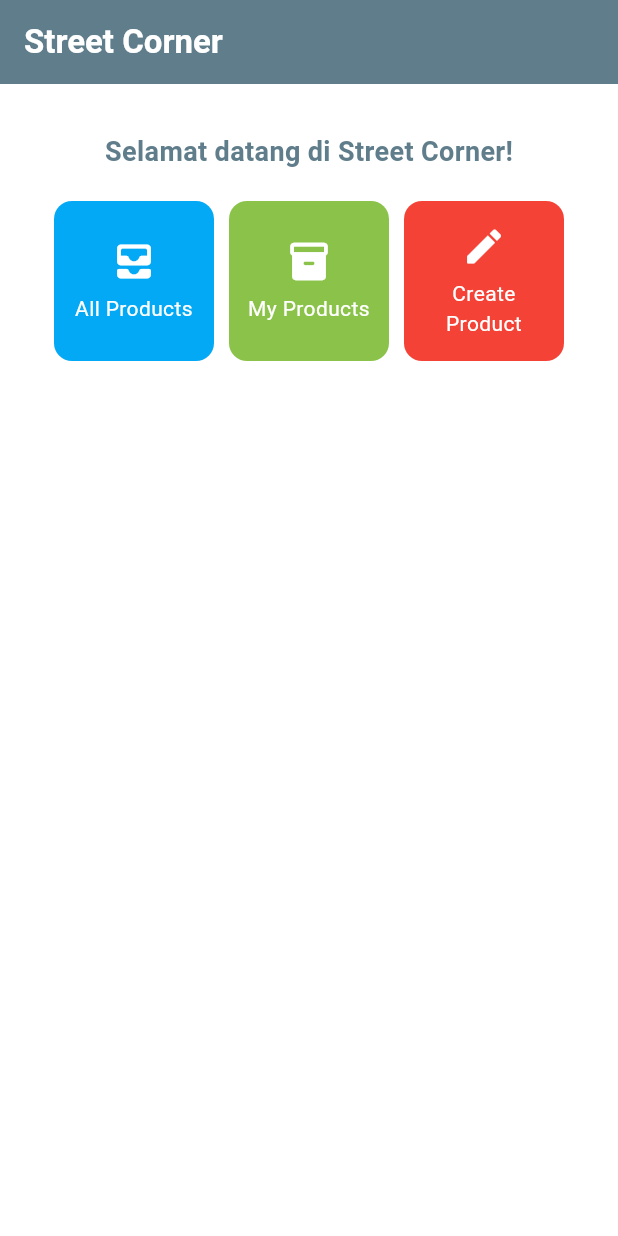
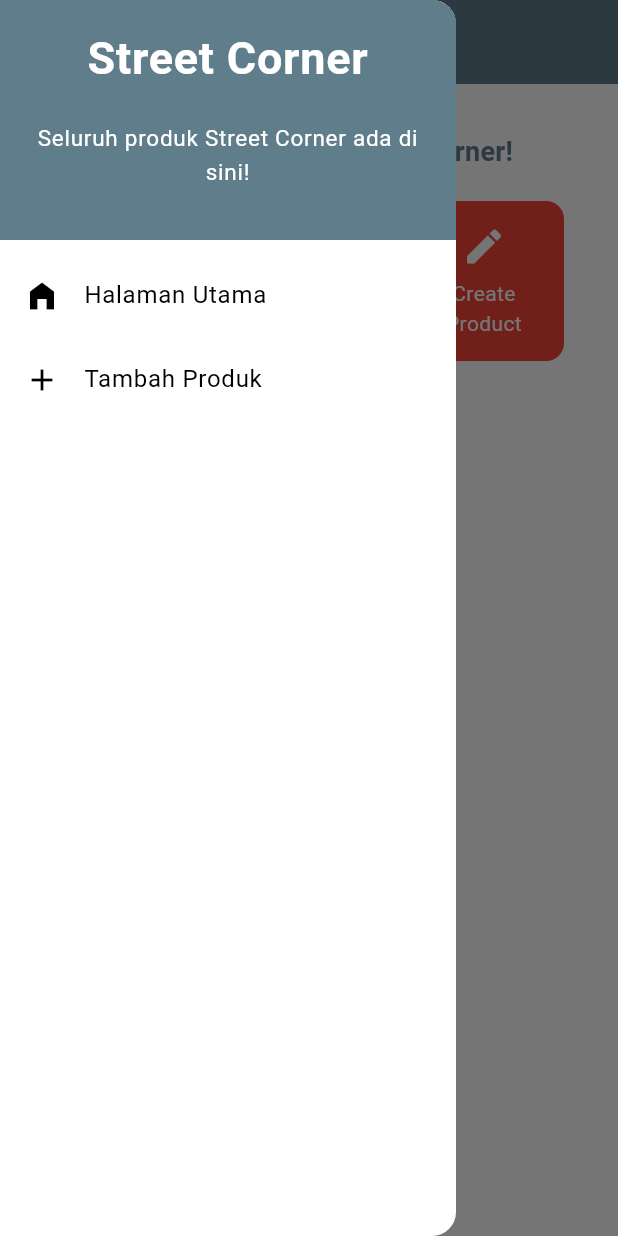
Before and after one commit to nadinananda/street-corner-mobile, a Flutter app: the screen it shows after launch, with the side drawer open (before the commit the screen has no drawer), on a phone screen of 412 x 824 dp. Run offline on Flutter 3.47's test engine with Material 3 defaults, Android fonts, the phone set to English and light mode, and no system bars.

Commit message:
Complete Tugas 8

```diff
--- a/lib/main.dart
+++ b/lib/main.dart
@@ -1,5 +1,5 @@
 import 'package:flutter/material.dart';
-import 'package:street_corner/menu.dart';
+import 'package:street_corner/screens/menu.dart';
 
 void main() {
   runApp(const MyApp());
@@ -29,7 +29,7 @@
         //
         // This works for code too, not just values: Most code changes can be
         // tested with just a hot reload.
-        colorScheme: ColorScheme.fromSwatch(primarySwatch: Colors.blueGrey).copyWith(secondary: Colors.pink[100]),
+        colorScheme: ColorScheme.fromSwatch(primarySwatch: Colors.blueGrey).copyWith(secondary: Colors.blueGrey[100]),
       ),
       home: MyHomePage(),
     );
--- a/lib/menu.dart
+++ b/lib/screens/menu.dart
@@ -1,4 +1,7 @@
 import 'package:flutter/material.dart';
+import 'package:street_corner/widgets/left_drawer.dart';
+import 'package:street_corner/widgets/product_card.dart';
+import 'package:street_corner/screens/productlist_form.dart';
 
 class MyHomePage extends StatelessWidget {
   MyHomePage({super.key});
@@ -20,7 +23,7 @@
         ),
         backgroundColor: Theme.of(context).colorScheme.primary,
       ),
-
+      drawer: LeftDrawer(),
       // Body
       body: Padding(
         padding: const EdgeInsets.all(16.0),
@@ -71,47 +74,3 @@
 
   ItemHomepage(this.name, this.icon, this.color);
 }
-
-class ItemCard extends StatelessWidget {
-  final ItemHomepage item;
-
-  const ItemCard(this.item, {super.key});
-
-  @override
-  Widget build(BuildContext context) {
-    return Material(
-      color: item.color,
-      borderRadius: BorderRadius.circular(12),
-
-      child: InkWell(
-        onTap: () {
-          ScaffoldMessenger.of(context)
-            ..hideCurrentSnackBar()
-            ..showSnackBar(
-              SnackBar(
-                content: Text("Kamu telah menekan tombol ${item.name}!"),
-              ),
-            );
-        },
-        // Container penyimpan icon dan text
-        child: Container(
-          padding: const EdgeInsets.all(8.0),
-          child: Center(
-            child: Column(
-              mainAxisAlignment: MainAxisAlignment.center,
-              children: [
-                Icon(item.icon, color: Colors.white, size: 30.0),
-                const Padding(padding: EdgeInsets.all(3)),
-                Text(
-                  item.name,
-                  textAlign: TextAlign.center,
-                  style: const TextStyle(color: Colors.white),
-                ),
-              ],
-            ),
-          ),
-        ),
-      ),
-    );
-  }
-}
--- /dev/null
+++ b/lib/widgets/left_drawer.dart
@@ -0,0 +1,65 @@
+import 'package:flutter/material.dart';
+import 'package:street_corner/screens/menu.dart';
+import 'package:street_corner/screens/productlist_form.dart';
+
+class LeftDrawer extends StatelessWidget {
+  const LeftDrawer({super.key});
+
+  @override
+  Widget build(BuildContext context) {
+    return Drawer(
+      child: ListView(
+        children: [
+          const DrawerHeader(
+            decoration: BoxDecoration(
+              color: Colors.blueGrey,
+            ),
+            child: Column(
+              children: [
+                Text(
+                  "Street Corner",
+                  textAlign: TextAlign.center,
+                  style: TextStyle(
+                    fontSize: 30,
+                    fontWeight: FontWeight.bold,
+                    color: Colors.white,
+                  ),
+                ),
+                Padding(padding: EdgeInsets.all(10)),
+                Text(
+                  "Seluruh produk Street Corner ada di sini!",
+                  textAlign: TextAlign.center,
+                  style: TextStyle(
+                    fontSize: 15,
+                    color: Colors.white,
+                    fontWeight: FontWeight.normal,
+                  ),
+                ),
+              ],
+            ),
+          ),
+          ListTile(
+            leading: const Icon(Icons.home_filled),
+            title: const Text("Halaman Utama"),
+            onTap: () {
+              Navigator.pushReplacement(
+                context,
+                MaterialPageRoute(builder: (context) => MyHomePage(),
+                ));
+            },
+          ),
+          ListTile(
+            leading: const Icon(Icons.add),
+            title: const Text("Tambah Produk"),
+            onTap: () {
+              Navigator.push(
+                context,
+                MaterialPageRoute(builder: (context) => ProductFormPage(),
+                ));
+            },
+          ),
+        ],
+      ),
+    );
+  }
+}
--- /dev/null
+++ b/lib/widgets/product_card.dart
@@ -0,0 +1,53 @@
+import 'package:flutter/material.dart';
+import 'package:street_corner/screens/menu.dart';
+import 'package:street_corner/screens/productlist_form.dart';
+
+class ItemCard extends StatelessWidget {
+  final ItemHomepage item;
+
+  const ItemCard(this.item, {super.key});
+
+  @override
+  Widget build(BuildContext context) {
+    return Material(
+      color: item.color,
+      borderRadius: BorderRadius.circular(12),
+
+      child: InkWell(
+        onTap: () {
+          ScaffoldMessenger.of(context)
+            ..hideCurrentSnackBar()
+            ..showSnackBar(
+              SnackBar(
+                content: Text("Kamu telah menekan tombol ${item.name}!"),
+              ),
+            );
+
+            if (item.name == "Create Product") {
+              Navigator.push(
+                context,
+                    MaterialPageRoute(builder: (context) => const ProductFormPage()));
+            }
+        },
+        // Container penyimpan icon dan text
+        child: Container(
+          padding: const EdgeInsets.all(8.0),
+          child: Center(
+            child: Column(
+              mainAxisAlignment: MainAxisAlignment.center,
+              children: [
+                Icon(item.icon, color: Colors.white, size: 30.0),
+                const Padding(padding: EdgeInsets.all(3)),
+                Text(
+                  item.name,
+                  textAlign: TextAlign.center,
+                  style: const TextStyle(color: Colors.white),
+                ),
+              ],
+            ),
+          ),
+        ),
+      ),
+    );
+  }
+}
```
Also changed, not shown: lib/screens/productlist_form.dart (added, +253 -0 lines), 1 other file.
